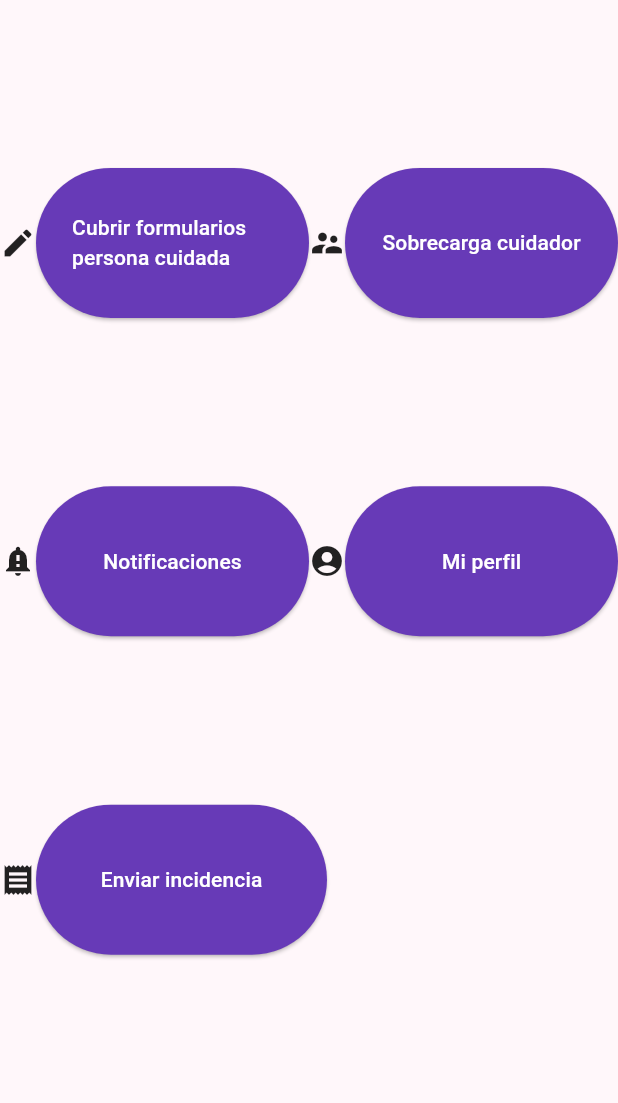
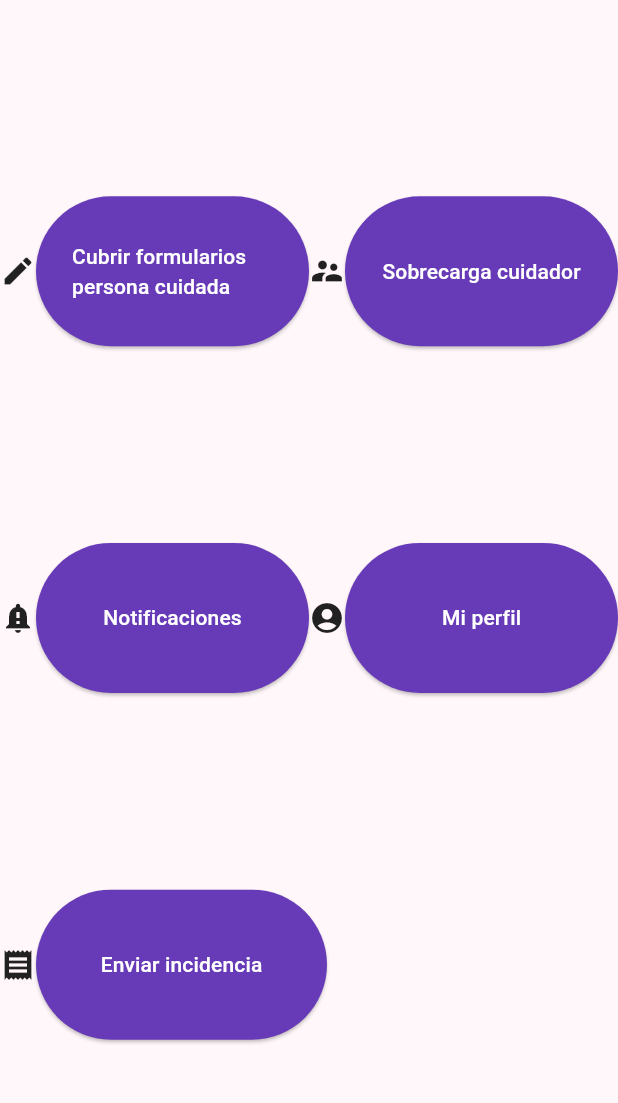
Before and after one commit to TsolidarioFG/2024-AGAELA-plataforma, a Flutter app: the CarerHome screen opened by its route, on a phone screen of 412 x 824 dp, the part 113-1216 px from its top. Run offline on Flutter 3.47's test engine with Material 3 defaults, Android fonts, the phone set to English and light mode, and no system bars; our stand-ins replace get_it, go_router; accounts and stored records are empty; generated files the repository leaves out were written again.

Commit message:
Adapted carer home screen to be scrolleable

```diff
--- a/agaela_app/lib/features/forms/screens/carer_home.dart
+++ b/agaela_app/lib/features/forms/screens/carer_home.dart
@@ -1,6 +1,7 @@
 import 'package:agaela_app/common_widgets/agaela_image_appbar.dart';
 import 'package:agaela_app/common_widgets/default_button.dart';
 import 'package:agaela_app/common_widgets/form_request_widget.dart';
+import 'package:agaela_app/common_widgets/scrolleable_widget.dart';
 import 'package:agaela_app/constants/global_constants.dart';
 import 'package:agaela_app/routing/router.dart';
 import 'package:flutter/material.dart';
@@ -15,6 +16,8 @@ class CarerHome extends StatefulWidget {
 }
 
 class _CarerHomeState extends State<CarerHome> {
+  final double height = 20.0;
+
   final ValueNotifier<int> _formId = ValueNotifier<int>(-1);
   final ValueNotifier<String> _title = ValueNotifier<String>('');
   final ValueNotifier<bool> _startRequest = ValueNotifier<bool>(false);
@@ -35,9 +38,13 @@ class _CarerHomeState extends State<CarerHome> {
             title: _title,
             formId: _formId,
             started: _startRequest,
+            child: ScrolleableWidget(
               child: Column(
                 mainAxisAlignment: MainAxisAlignment.spaceEvenly,
                 children: <Widget>[
+                  SizedBox(
+                    height: height,
+                  ),
                   Row(
                     children: <Widget>[
                       const Icon(Icons.edit),
@@ -45,7 +52,8 @@ class _CarerHomeState extends State<CarerHome> {
                         child: DefaultButton(
                           function: () =>
                               context.goNamed(RoutesNames.caredHome.name),
-                      text: AppLocalizations.of(context)!.carerHomeCaredForms,
+                          text:
+                              AppLocalizations.of(context)!.carerHomeCaredForms,
                         ),
                       ),
                       const Icon(Icons.supervisor_account),
@@ -60,6 +68,9 @@ class _CarerHomeState extends State<CarerHome> {
                       )
                     ],
                   ),
+                  SizedBox(
+                    height: height,
+                  ),
                   Row(
                     children: <Widget>[
                       const Icon(Icons.notification_important),
@@ -73,16 +84,20 @@ class _CarerHomeState extends State<CarerHome> {
                           child: DefaultButton(
                               function: () =>
                                   context.goNamed(RoutesNames.editProfile.name),
-                          text: AppLocalizations.of(context)!.carerHomeProfile))
+                              text: AppLocalizations.of(context)!
+                                  .carerHomeProfile))
                     ],
+                  ),
+                  SizedBox(
+                    height: height,
                   ),
                   Row(
                     children: <Widget>[
                       const Icon(Icons.receipt),
                       Expanded(
                           child: DefaultButton(
-                          function: () =>
-                              context.goNamed(RoutesNames.reportIncident.name),
+                              function: () => context
+                                  .goNamed(RoutesNames.reportIncident.name),
                               text: AppLocalizations.of(context)!
                                   .carerHomeReportIncident)),
                       const Expanded(child: SizedBox(child: null))
@@ -90,6 +105,6 @@ class _CarerHomeState extends State<CarerHome> {
                   ),
                 ],
               ),
-        ));
+            )));
   }
 }
```
Lines whose indentation alone changed are shown as unchanged.
